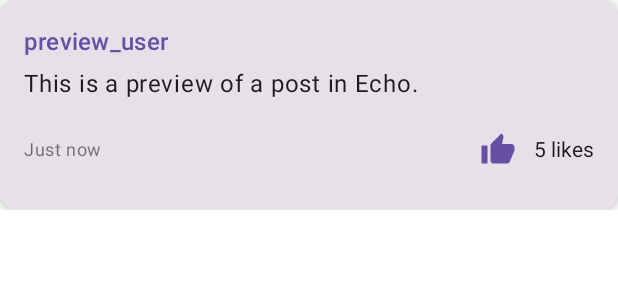
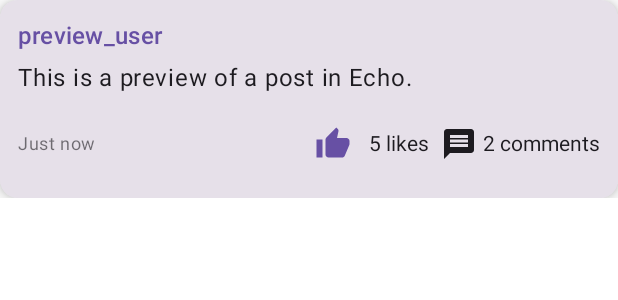
Before and after one commit to PaulLeung93/Echo, an Android app built with Jetpack Compose: the @Preview function PreviewPostCard, on a phone screen of 412 x 824 dp. Shown: the top 300 px of the screen. Run offline under Robolectric (Android 15) with nearby library versions, the phone set to English and light mode, and no system bars.

Commit message:
feat: Display the number of comments in a Post
- Updated PostCard composable to include comment count count
-reduced redundancy by combing post likes and commts functions in FeedViewModel

```diff
--- a/app/src/main/java/com/example/echo/components/PostCard.kt
+++ b/app/src/main/java/com/example/echo/components/PostCard.kt
@@ -7,7 +7,10 @@ import androidx.compose.foundation.layout.Spacer
 import androidx.compose.foundation.layout.fillMaxWidth
 import androidx.compose.foundation.layout.height
 import androidx.compose.foundation.layout.padding
+import androidx.compose.foundation.layout.width
 import androidx.compose.material.icons.Icons
+import androidx.compose.material.icons.filled.Comment
+import androidx.compose.material.icons.filled.Message
 import androidx.compose.material.icons.filled.ThumbUp
 import androidx.compose.material3.Card
 import androidx.compose.material3.CardDefaults
@@ -29,6 +32,7 @@ fun PostCard(
     post: Post,
     isLiked: Boolean,
     likeCount: Int,
+    commentCount: Int,
     onLikeClick: () -> Unit,
     onClick: () -> Unit) {
 
@@ -39,7 +43,7 @@ fun PostCard(
         elevation = CardDefaults.cardElevation(6.dp)
     ) {
 
-        Column(modifier = Modifier.padding(16.dp)) {
+        Column(modifier = Modifier.padding(12.dp)) {
             Text(
                 text = post.username,
                 style = MaterialTheme.typography.titleMedium,
@@ -77,7 +81,17 @@ fun PostCard(
                     )
                 }
 
-                Text(text = "$likeCount likes")
+                Text("$likeCount ${if (likeCount == 1) "like" else "likes"}")
+
+                Spacer(Modifier.width(8.dp))
+
+                Icon(Icons.Default.Message, contentDescription = "Comments")
+
+                Spacer(Modifier.width(4.dp))
+
+                Text("$commentCount ${if (commentCount == 1) "comment" else "comments"}")
+
+
             }
         }
     }
@@ -94,6 +108,7 @@ fun PreviewPostCard() {
         ),
         isLiked = true,
         likeCount = 5,
+        commentCount = 2,
         onLikeClick = {},
         onClick = {}
     )
--- a/app/src/main/java/com/example/echo/ui/feed/FeedScreen.kt
+++ b/app/src/main/java/com/example/echo/ui/feed/FeedScreen.kt
@@ -127,15 +127,17 @@ fun FeedScreen(
                     items(posts) { post ->
                         val postLikes by feedViewModel.postLikes.collectAsState()
                         val userLikes by feedViewModel.userLikes.collectAsState()
+                        val commentLikes by feedViewModel.commentLikes.collectAsState()
 
                         val isLiked = userLikes.contains(post.id)
                         val likeCount = postLikes[post.id] ?: 0
-
+                        val commentCount = commentLikes[post.id] ?: 0
 
                         PostCard(
                             post = post,
                             isLiked = isLiked,
                             likeCount = likeCount,
+                            commentCount = commentCount,
                             onLikeClick = { post.id.let { feedViewModel.toggleLike(it) } },
                             onClick = {
                                 post.id.let { postId ->
@@ -166,7 +168,7 @@ fun PreviewFeedScreen() {
                 Post(username = "john_doe", message = "Anyone else got cooked from that exam??", timestamp = System.currentTimeMillis() - 3600000)
             )
         ) { post ->
-            PostCard(post, isLiked = false, likeCount = 0, onLikeClick = {}, onClick = {})
+            PostCard(post, isLiked = false, likeCount = 0, commentCount = 2, onLikeClick = {}, onClick = {})
             Spacer(modifier = Modifier.height(12.dp))
         }
     }
```
Also changed, not shown: app/src/main/java/com/example/echo/ui/feed/FeedViewModel.kt (+17 -5 lines).
